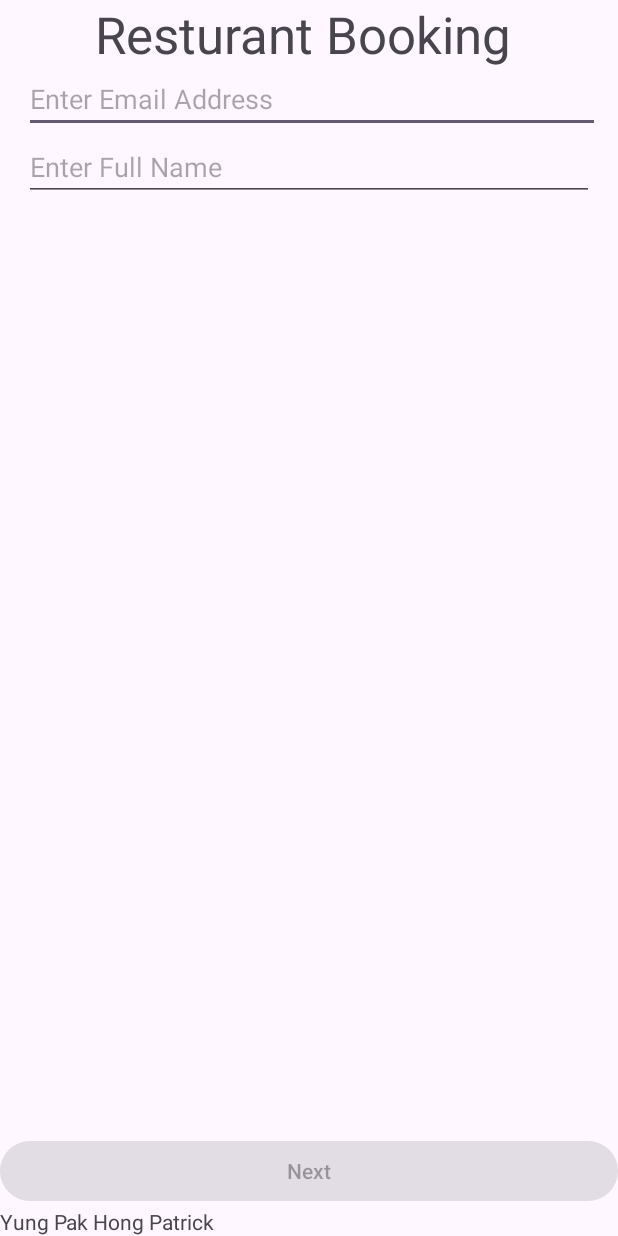
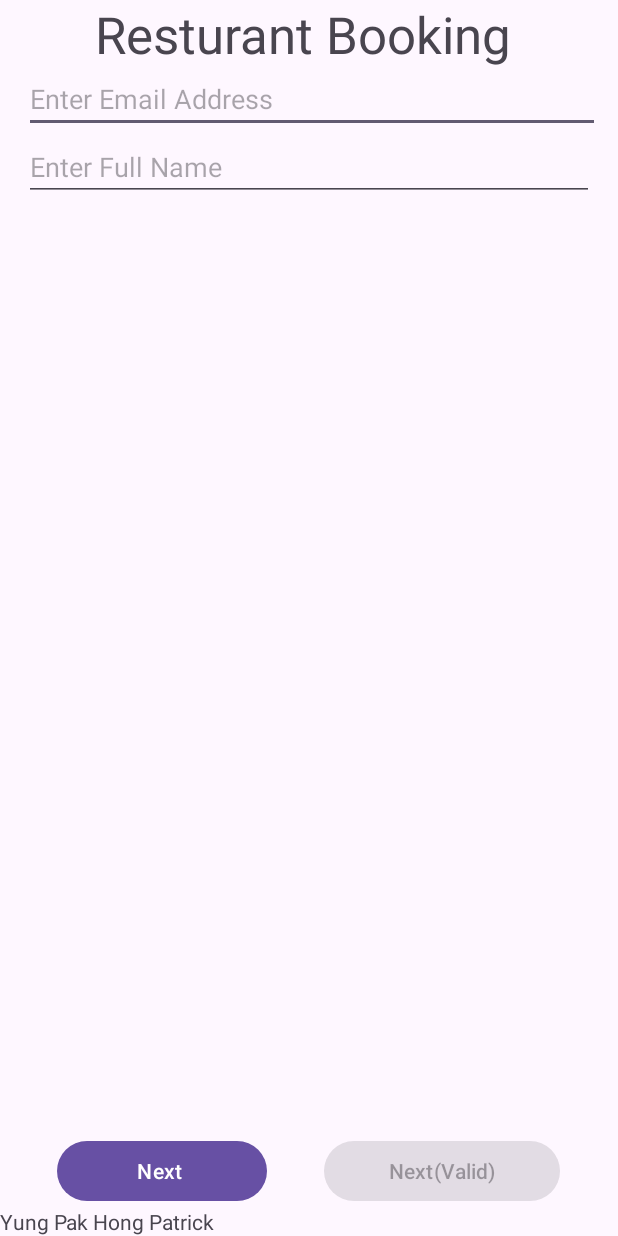
Before and after one commit to patrick-yung/MAPD711-A1-YungPakHongPatrick, an Android app: the screen it shows after launch (MainActivity), on a phone screen of 412 x 824 dp. Run offline under Robolectric (Android 15) with nearby library versions, the phone set to English and light mode, and no system bars.

Commit message:
Add a second button with validation + added Toast to orignal button - 16/09/2025 - Yung Pak Hong Patrick

```diff
--- a/app/src/main/res/layout/activity_mainclient.xml
+++ b/app/src/main/res/layout/activity_mainclient.xml
@@ -56,11 +56,42 @@
             android:gravity="bottom"
             android:orientation="vertical">
 
-            <Button
-                android:id="@+id/btnnext"
+            <LinearLayout
                 android:layout_width="match_parent"
-                android:layout_height="wrap_content"
-                android:text="Next" />
+                android:layout_height="match_parent"
+                android:layout_weight="1"
+                android:gravity="bottom"
+                android:orientation="horizontal">
+
+                <Space
+                    android:layout_width="wrap_content"
+                    android:layout_height="wrap_content"
+                    android:layout_weight="1" />
+
+                <Button
+                    android:id="@+id/btnnext"
+                    android:layout_width="wrap_content"
+                    android:layout_height="wrap_content"
+                    android:layout_weight="1"
+                    android:text="   Next    " />
+
+                <Space
+                    android:layout_width="wrap_content"
+                    android:layout_height="wrap_content"
+                    android:layout_weight="1" />
+
+                <Button
+                    android:id="@+id/btnvalidnext"
+                    android:layout_width="wrap_content"
+                    android:layout_height="wrap_content"
+                    android:layout_weight="1"
+                    android:text="Next(Valid)" />
+
+                <Space
+                    android:layout_width="wrap_content"
+                    android:layout_height="wrap_content"
+                    android:layout_weight="1" />
+            </LinearLayout>
 
             <TextView
                 android:id="@+id/txtstudent"
```
Also changed, not shown: app/src/main/java/com/example/assignment1/MainActivity.kt (+28 -4 lines).
